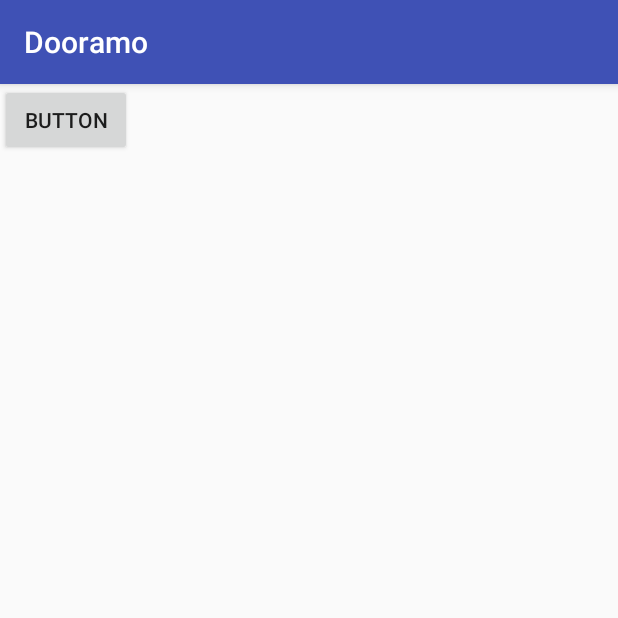
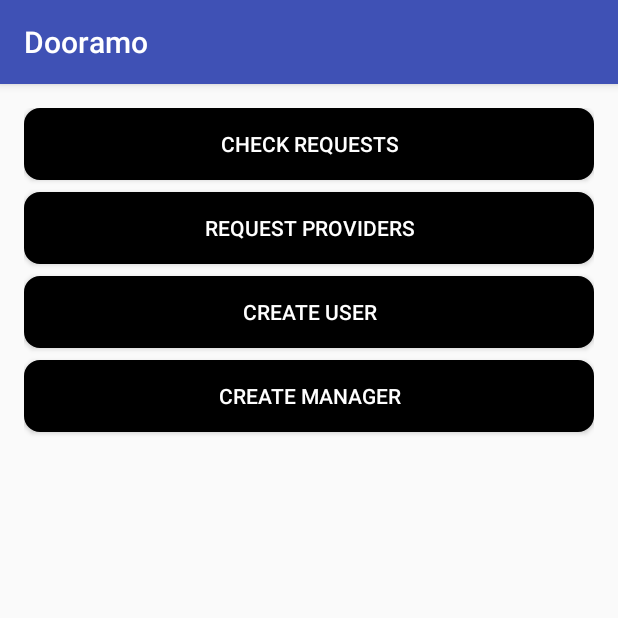
Before and after one commit to pahulpreet-dev/Dooramo, an Android app: the screen it shows after launch (ManagementHome), on a phone screen of 412 x 824 dp, the top half of it. Run offline under Robolectric (Android 15) with nearby library versions, the phone set to English and light mode, and no system bars.

Commit message:
Changed ManagementHome design

```diff
--- a/app/build.gradle
+++ b/app/build.gradle
@@ -16,7 +16,7 @@ android {
             proguardFiles getDefaultProguardFile('proguard-android.txt'), 'proguard-rules.pro'
         }
     }
-    buildToolsVersion '26.0.2'
+    buildToolsVersion '27.0.3'
 }
 
 dependencies {
--- a/app/src/main/java/com/example/preet/dooramo/ManagementHome.java
+++ b/app/src/main/java/com/example/preet/dooramo/ManagementHome.java
@@ -13,7 +13,7 @@ public class ManagementHome extends AppCompatActivity {
     protected void onCreate(Bundle savedInstanceState) {
         super.onCreate(savedInstanceState);
         setContentView(R.layout.activity_management_home);
-        newUser = findViewById(R.id.newUserbutton);
+        initComponents();
         newUser.setOnClickListener(new View.OnClickListener() {
             @Override
             public void onClick(View v) {
@@ -21,4 +21,8 @@ public class ManagementHome extends AppCompatActivity {
             }
         });
     }
+
+    private void initComponents() {
+        newUser = findViewById(R.id.userbuttonMH);
+    }
 }
--- a/app/src/main/res/layout/activity_management_home.xml
+++ b/app/src/main/res/layout/activity_management_home.xml
@@ -1,16 +1,46 @@
 <?xml version="1.0" encoding="utf-8"?>
-<android.support.constraint.ConstraintLayout xmlns:android="http://schemas.android.com/apk/res/android"
+<LinearLayout xmlns:android="http://schemas.android.com/apk/res/android"
     xmlns:app="http://schemas.android.com/apk/res-auto"
     xmlns:tools="http://schemas.android.com/tools"
     android:layout_width="match_parent"
+    android:padding="@dimen/sixTeen"
+    android:orientation="vertical"
     android:layout_height="match_parent"
     tools:context=".ManagementHome">
 
+
     <Button
-        android:id="@+id/newUserbutton"
-        android:layout_width="wrap_content"
+        android:id="@+id/button"
+        android:layout_width="match_parent"
         android:layout_height="wrap_content"
-        android:text="Button"
-        tools:layout_editor_absoluteX="45dp"
-        tools:layout_editor_absoluteY="59dp" />
-</android.support.constraint.ConstraintLayout>
+        android:background="@drawable/button_style"
+        android:textColor="@android:color/white"
+        android:text="Check Requests" />
+
+    <Button
+        android:id="@+id/button2"
+        android:layout_marginTop="8dp"
+        android:background="@drawable/button_style"
+        android:textColor="@android:color/white"
+        android:layout_width="match_parent"
+        android:layout_height="wrap_content"
+        android:text="Request Providers" />
+
+    <Button
+        android:id="@+id/userbuttonMH"
+        android:layout_marginTop="8dp"
+        android:background="@drawable/button_style"
+        android:textColor="@android:color/white"
+        android:layout_width="match_parent"
+        android:layout_height="wrap_content"
+        android:text="Create User" />
+
+    <Button
+        android:id="@+id/managerbuttonMH"
+        android:layout_marginTop="8dp"
+        android:background="@drawable/button_style"
+        android:textColor="@android:color/white"
+        android:layout_width="match_parent"
+        android:layout_height="wrap_content"
+        android:text="Create Manager" />
+</LinearLayout>
```
